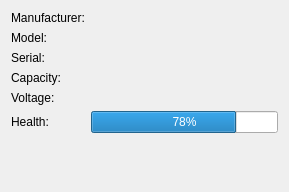
Above: src-qt5/pc-power/pc-power/widgets/widgetbatteryhw.ui from yurkis/pcbsd before the change. Below: the same form after it.
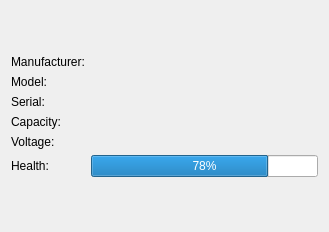
That is the form after the change.

What changed in the file:
```diff
--- a/src-qt5/pc-power/pc-power/widgets/widgetbatteryhw.ui
+++ b/src-qt5/pc-power/pc-power/widgets/widgetbatteryhw.ui
@@ -6,14 +6,27 @@
    <rect>
     <x>0</x>
     <y>0</y>
-    <width>289</width>
-    <height>192</height>
+    <width>329</width>
+    <height>232</height>
    </rect>
   </property>
   <property name="windowTitle">
    <string>Form</string>
   </property>
   <layout class="QVBoxLayout" name="verticalLayout">
+   <item>
+    <spacer name="verticalSpacer_2">
+     <property name="orientation">
+      <enum>Qt::Vertical</enum>
+     </property>
+     <property name="sizeHint" stdset="0">
+      <size>
+       <width>20</width>
+       <height>40</height>
+      </size>
+     </property>
+    </spacer>
+   </item>
    <item>
     <layout class="QFormLayout" name="formLayout">
      <item row="0" column="0">
```
